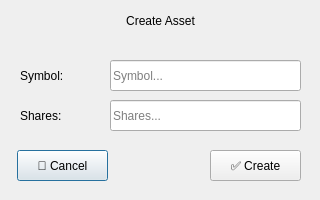
Above: src/view/ui/create_asset.ui from OmerElmaliach/CentiCore before the change. Below: the same form after it.
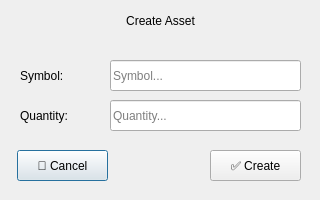
That is the form after the change. Icons and pictures are not drawn.

Diff of the .ui file:
```diff
--- a/src/view/ui/create_asset.ui
+++ b/src/view/ui/create_asset.ui
@@ -85,7 +85,7 @@
     </size>
    </property>
    <property name="text">
-    <string>Shares:</string>
+    <string>Quantity:</string>
    </property>
   </widget>
   <widget class="QLabel" name="topbarLabel">
@@ -127,7 +127,7 @@
     </rect>
    </property>
    <property name="placeholderText">
-    <string>Shares...</string>
+    <string>Quantity...</string>
    </property>
   </widget>
   <widget class="QPushButton" name="cancelBtn">
```
Left out of the diff: 4 changed lines with no effect on the pictures.
